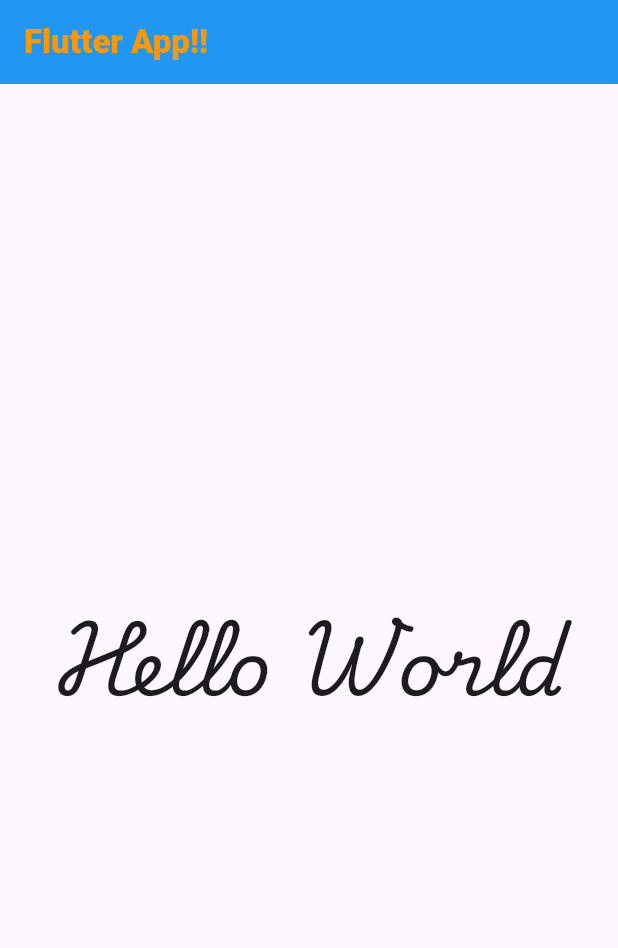
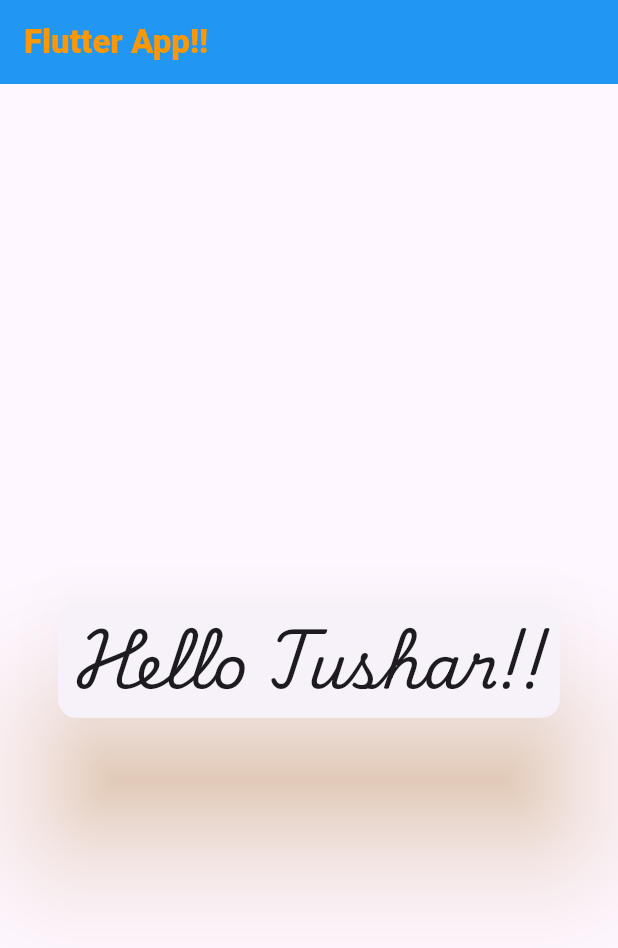
Before and after one commit to IllTushar/flutterComponents, a Flutter app: the screen it shows after launch, on a phone screen of 412 x 824 dp. Shown: the top 948 px of the screen. Run offline on Flutter 3.47's test engine with Material 3 defaults, Android fonts, the phone set to English and light mode, and no system bars; missing offline and left inert: dart:ffi.

Commit message:
card_view

```diff
--- a/lib/main.dart
+++ b/lib/main.dart
@@ -29,13 +29,15 @@ class MyApp extends StatelessWidget {
           ),
           //ListView.builder is used to like recyclerview
           body: Center(
-            child: Container(
-              child: Text(
-                "Hello World",
-                style: TextStyle(
-                    fontFamily: 'Font_Main',
-                    fontSize: 50,
-                    fontWeight: FontWeight.w300),
+            child: Card(
+              shadowColor: Colors.orangeAccent,
+              elevation: 40,
+              child: Padding(
+                padding: const EdgeInsets.all(10.0),
+                child: Text(
+                  "Hello Tushar!!",
+                  style: TextStyle(fontFamily: 'Font_Main', fontSize: 40),
+                ),
               ),
             ),
           )),
```
